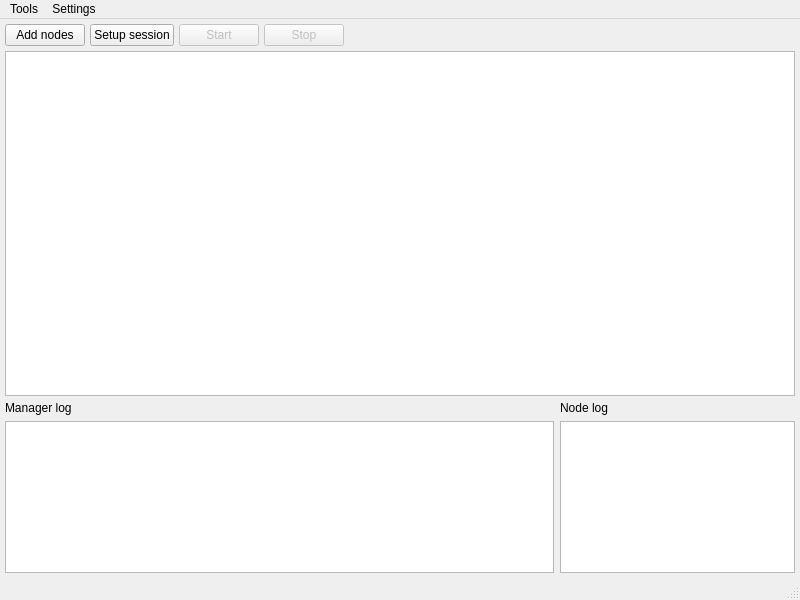
This is app/gui/mainwindow/mainwindow.ui in olerapx/VLSI-Designer as Qt 5 draws it before an edit. The edited form follows.
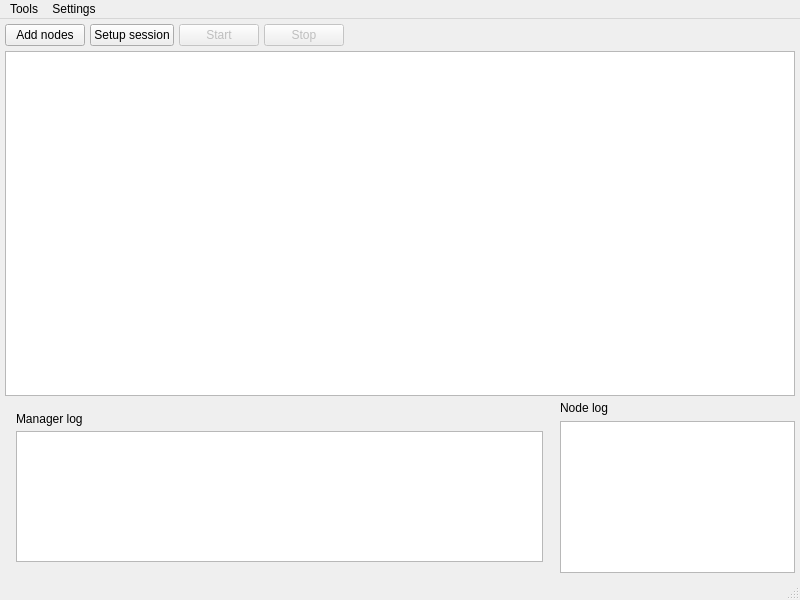
This is the edited form.

Commit message: disable managers except main on startup

What changed in the file:
```diff
--- a/app/gui/mainwindow/mainwindow.ui
+++ b/app/gui/mainwindow/mainwindow.ui
@@ -197,7 +197,11 @@
     <item>
      <layout class="QHBoxLayout" name="horizontalLayout_2" stretch="7,3">
       <item>
+       <widget class="QWidget" name="managerWidget" native="true">
        <layout class="QVBoxLayout" name="verticalLayout_3">
+         <property name="spacing">
+          <number>5</number>
+         </property>
         <item>
          <widget class="QLabel" name="managerLogLabel">
           <property name="font">
@@ -226,6 +230,7 @@
          </widget>
         </item>
        </layout>
+       </widget>
       </item>
       <item>
        <layout class="QVBoxLayout" name="verticalLayout_4">
```
Left out of the diff: 2 changed lines with no effect on the pictures. Lines whose indentation alone changed are shown as unchanged. The commit also changes 9 other files.
